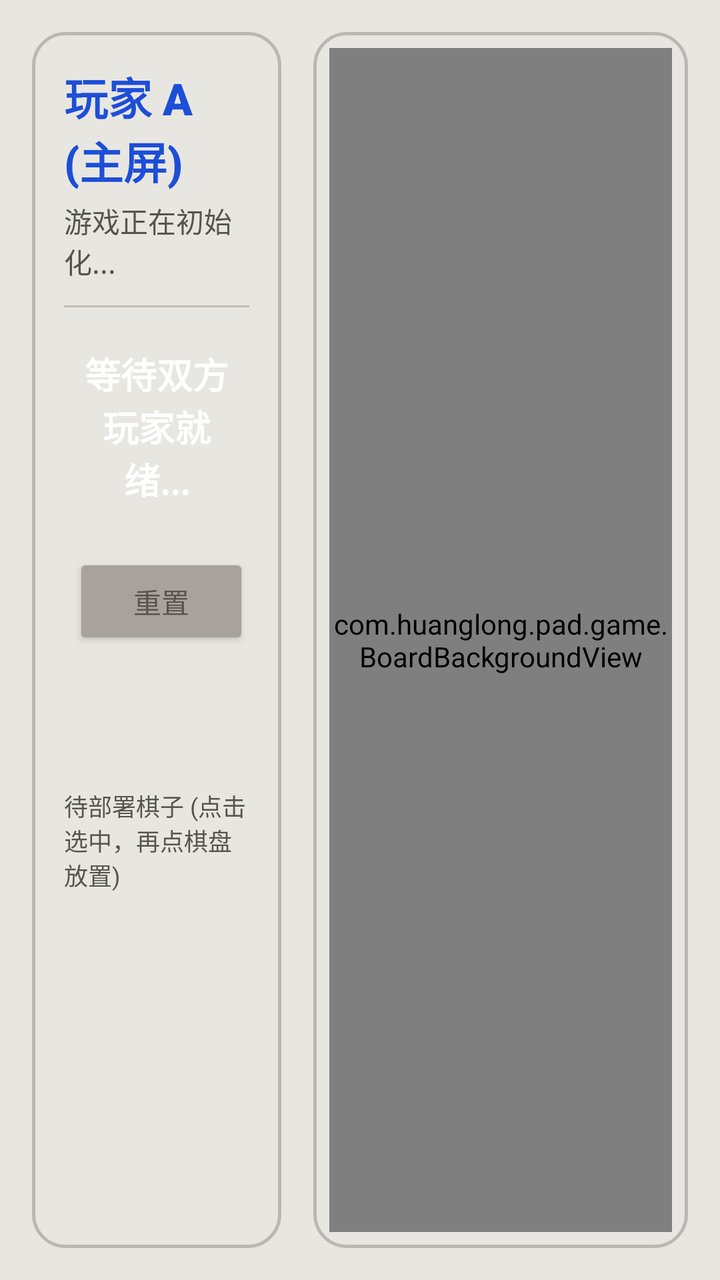
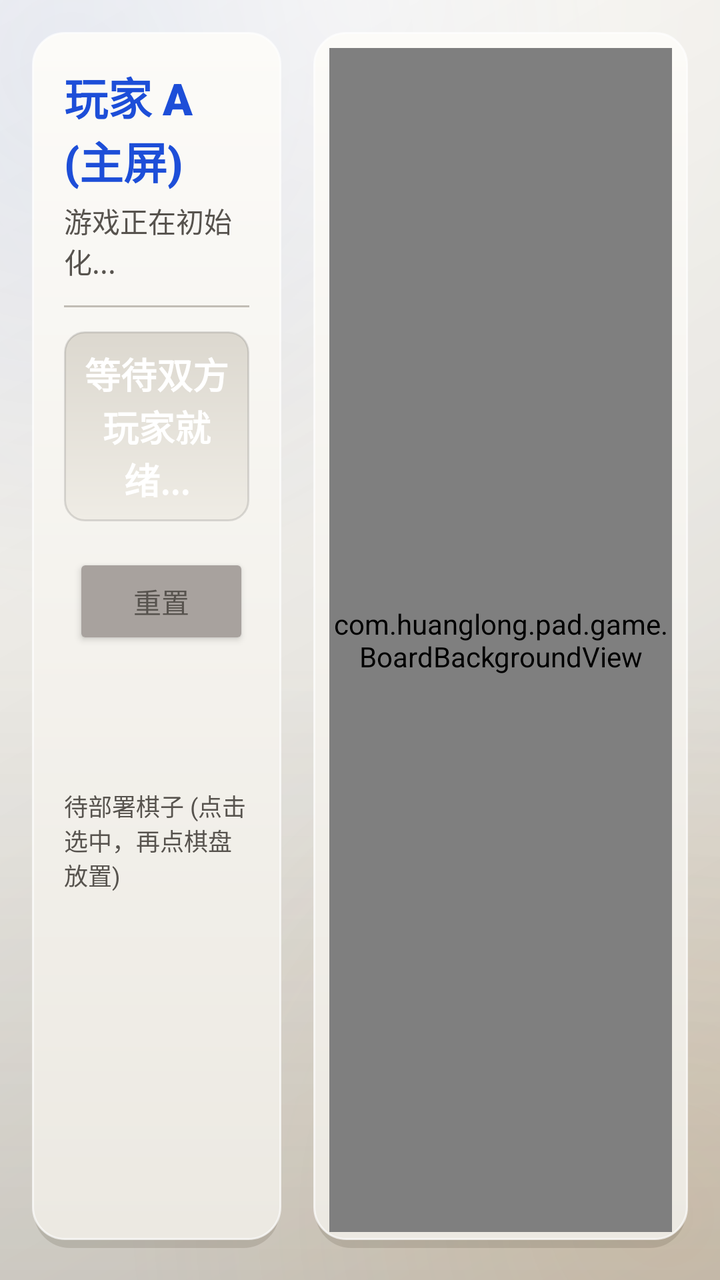

Compare the two renders of this Android layout. The source of the first and the diff that turns it into the second are given below.
<!-- AndroidManifest.xml: application theme Theme.DoubleScreenChess -->
<!-- res/layout/activity_main.xml -->
<?xml version="1.0" encoding="utf-8"?>
<LinearLayout xmlns:android="http://schemas.android.com/apk/res/android"
    android:layout_width="match_parent"
    android:layout_height="match_parent"
    android:orientation="horizontal"
    android:background="@color/bg_dark"
    android:padding="16dp">

    
    <LinearLayout
        android:layout_width="0dp"
        android:layout_height="match_parent"
        android:layout_weight="1"
        android:orientation="vertical"
        android:background="@drawable/glass_panel_bg"
        android:padding="16dp"
        android:layout_marginEnd="16dp">

        
        <TextView
            android:id="@+id/tv_role_title"
            android:layout_width="wrap_content"
            android:layout_height="wrap_content"
            android:text="@string/player_a_title"
            android:textColor="@color/color_a"
            android:textSize="22sp"
            android:fontFamily="sans-serif-black"
            android:textStyle="bold" />

        <TextView
            android:id="@+id/tv_status_text"
            android:layout_width="wrap_content"
            android:layout_height="wrap_content"
            android:layout_marginTop="4dp"
            android:text="游戏正在初始化..."
            android:textColor="@color/text_secondary"
            android:textSize="14sp" />

        <View
            android:layout_width="match_parent"
            android:layout_height="1dp"
            android:layout_marginTop="12dp"
            android:layout_marginBottom="12dp"
            android:background="@color/border_color" />

        
        <TextView
            android:id="@+id/tv_turn_indicator"
            android:layout_width="match_parent"
            android:layout_height="wrap_content"
            android:text="等待双方玩家就绪..."
            android:textColor="@color/white"
            android:textSize="18sp"
            android:textStyle="bold"
            android:gravity="center"
            android:layout_marginBottom="16dp"
            android:padding="8dp"
            android:background="@color/bg_dark" />

        
        <LinearLayout
            android:layout_width="match_parent"
            android:layout_height="wrap_content"
            android:orientation="horizontal"
            android:layout_marginBottom="16dp">

            <Button
                android:id="@+id/btn_auto_layout"
                android:layout_width="0dp"
                android:layout_height="wrap_content"
                android:layout_weight="1"
                android:text="@string/auto_layout_btn_text"
                android:backgroundTint="@color/cell_railway"
                android:textColor="@color/white" />

            <Button
                android:id="@+id/btn_ready"
                android:layout_width="0dp"
                android:layout_height="wrap_content"
                android:layout_weight="1.2"
                android:text="@string/ready_btn_text"
                android:backgroundTint="@color/color_a"
                android:textColor="@color/black" />

            <Button
                android:id="@+id/btn_reset"
                android:layout_width="wrap_content"
                android:layout_height="wrap_content"
                android:text="@string/reset_btn_text"
                android:backgroundTint="@color/cell_hq"
                android:textColor="@color/text_secondary" />
        </LinearLayout>

        
        <TextView
            android:layout_width="wrap_content"
            android:layout_height="wrap_content"
            android:text="待部署棋子 (点击选中，再点棋盘放置)"
            android:textColor="@color/text_secondary"
            android:textSize="12sp"
            android:layout_marginBottom="8dp" />

        <androidx.recyclerview.widget.RecyclerView
            android:id="@+id/rv_piece_tray"
            android:layout_width="match_parent"
            android:layout_height="0dp"
            android:layout_weight="1"
            android:scrollbars="vertical" />
    </LinearLayout>

    
    <FrameLayout
        android:layout_width="0dp"
        android:layout_height="match_parent"
        android:layout_weight="1.5"
        android:background="@drawable/glass_panel_bg"
        android:padding="8dp">

        <FrameLayout
            android:id="@+id/board_layout_wrapper"
            android:layout_width="match_parent"
            android:layout_height="match_parent"
            android:layout_gravity="center">

            
            <com.huanglong.pad.game.BoardBackgroundView
                android:id="@+id/board_background_view"
                android:layout_width="match_parent"
                android:layout_height="match_parent" />

            
            <GridLayout
                android:id="@+id/board_grid_layout"
                android:layout_width="match_parent"
                android:layout_height="match_parent"
                android:rowCount="12"
                android:columnCount="5"
                android:orientation="horizontal" />
        </FrameLayout>
    </FrameLayout>
</LinearLayout>
<!-- resources referenced by this layout -->
<resources>
  <color name="bg_dark">#E8E6E1</color>
  <color name="black">#000000</color>
  <color name="cell_hq">#A8A29E</color>
  <color name="cell_railway">#8A8276</color>
  <color name="color_a">#1D4ED8</color>
  <color name="white">#FFFFFF</color>
  <!-- drawable glass_panel_bg (drawable) -->
  <?xml version="1.0" encoding="utf-8"?>
  <shape xmlns:android="http://schemas.android.com/apk/res/android">
      <solid android:color="#F2E8E6E1"/>
      <corners android:radius="16dp"/>
      <stroke android:width="1.5dp" android:color="#33000000"/>
  </shape>
  <string name="reset_btn_text">重置</string>
  <color name="color_a_glow">#60A5FA</color>
  <color name="color_b">#D97706</color>
  <color name="color_b_glow">#FBBF24</color>
  <!-- unchanged entries left out for length: 6 -->
</resources>

<!-- the commit's change to res/layout/activity_main.xml (unified diff, before → after) -->
@@ -3,7 +3,7 @@
     android:layout_width="match_parent"
     android:layout_height="match_parent"
     android:orientation="horizontal"
-    android:background="@color/bg_dark"
+    android:background="@drawable/app_window_bg"
     android:padding="16dp">
 
     
@@ -55,7 +55,7 @@
             android:gravity="center"
             android:layout_marginBottom="16dp"
             android:padding="8dp"
-            android:background="@color/bg_dark" />
+            android:background="@drawable/turn_indicator_bg" />
 
         
         <LinearLayout
@@ -93,6 +93,7 @@
 
         
         <TextView
+            android:id="@+id/tv_tray_label"
             android:layout_width="wrap_content"
             android:layout_height="wrap_content"
             android:text="待部署棋子 (点击选中，再点棋盘放置)"
@@ -106,6 +107,38 @@
             android:layout_height="0dp"
             android:layout_weight="1"
             android:scrollbars="vertical" />
+
+        
+        <ScrollView
+            android:id="@+id/sv_rules"
+            android:layout_width="match_parent"
+            android:layout_height="0dp"
+            android:layout_weight="1"
+            android:visibility="gone">
+
+            <LinearLayout
+                android:layout_width="match_parent"
+                android:layout_height="wrap_content"
+                android:orientation="vertical">
+
+                <TextView
+                    android:layout_width="wrap_content"
+                    android:layout_height="wrap_content"
+                    android:text="@string/rules_title"
+                    android:textColor="@color/text_primary"
+                    android:textSize="15sp"
+                    android:textStyle="bold"
+                    android:layout_marginBottom="8dp" />
+
+                <TextView
+                    android:layout_width="match_parent"
+                    android:layout_height="wrap_content"
+                    android:text="@string/game_rules_text"
+                    android:textColor="@color/text_secondary"
+                    android:textSize="13sp"
+                    android:lineSpacingExtra="3dp" />
+            </LinearLayout>
+        </ScrollView>
     </LinearLayout>
 
     
<!-- resource entries referenced after the edit -->
@@ -5,15 +5,109 @@
   <color name="cell_hq">#A8A29E</color>
   <color name="cell_railway">#8A8276</color>
   <color name="color_a">#1D4ED8</color>
+  <color name="text_primary">#292524</color>
   <color name="white">#FFFFFF</color>
+  <!-- drawable app_window_bg (drawable) -->
+  <?xml version="1.0" encoding="utf-8"?>
+  <layer-list xmlns:android="http://schemas.android.com/apk/res/android">
+  
+      
+      <item>
+          <shape android:shape="rectangle">
+              <gradient
+                  android:angle="315"
+                  android:startColor="#F8F6F1"
+                  android:centerColor="#E8E6E1"
+                  android:endColor="#D5D1C8" />
+          </shape>
+      </item>
+  
+      
+      <item>
+          <shape android:shape="rectangle">
+              <gradient
+                  android:type="radial"
+                  android:centerX="0.1"
+                  android:centerY="0.05"
+                  android:gradientRadius="75%p"
+                  android:startColor="#1A1D4ED8"
+                  android:endColor="#001D4ED8" />
+          </shape>
+      </item>
+      <item>
+          <shape android:shape="rectangle">
+              <gradient
+                  android:type="radial"
+                  android:centerX="0.92"
+                  android:centerY="0.95"
+                  android:gradientRadius="75%p"
+                  android:startColor="#1AD97706"
+                  android:endColor="#00D97706" />
+          </shape>
+      </item>
+  
+      
+      <item>
+          <shape android:shape="rectangle">
+              <gradient
+                  android:type="radial"
+                  android:centerX="0.5"
+                  android:centerY="0"
+                  android:gradientRadius="110%p"
+                  android:startColor="#80FFFFFF"
+                  android:centerColor="#26FFFFFF"
+                  android:endColor="#00FFFFFF" />
+          </shape>
+      </item>
+  
+      
+      <item>
+          <shape android:shape="rectangle">
+              <gradient
+                  android:angle="90"
+                  android:startColor="#1F4A4337"
+                  android:centerColor="#00000000"
+                  android:endColor="#00000000" />
+          </shape>
+      </item>
+  </layer-list>
   <!-- drawable glass_panel_bg (drawable) -->
   <?xml version="1.0" encoding="utf-8"?>
+  <layer-list xmlns:android="http://schemas.android.com/apk/res/android">
+  
+      
+      <item android:top="4dp" android:left="1dp" android:right="1dp">
+          <shape android:shape="rectangle">
+              <solid android:color="#2E55493A" />
+              <corners android:radius="18dp" />
+          </shape>
+      </item>
+  
+      
+      <item android:bottom="4dp">
+          <shape android:shape="rectangle">
+              <gradient
+                  android:angle="270"
+                  android:startColor="#FCFBF8"
+                  android:endColor="#ECE9E2" />
+              <corners android:radius="16dp" />
+              <stroke android:width="1dp" android:color="#B3FFFFFF" />
+          </shape>
+      </item>
+  </layer-list>
+  <!-- drawable turn_indicator_bg (drawable) -->
+  <?xml version="1.0" encoding="utf-8"?>
   <shape xmlns:android="http://schemas.android.com/apk/res/android">
-      <solid android:color="#F2E8E6E1"/>
-      <corners android:radius="16dp"/>
-      <stroke android:width="1.5dp" android:color="#33000000"/>
+      <gradient
+          android:angle="270"
+          android:startColor="#DCD8CF"
+          android:endColor="#EFECE5" />
+      <corners android:radius="10dp" />
+      <stroke android:width="1dp" android:color="#1F000000" />
   </shape>
+  <string name="game_rules_text">🎯 获胜目标\n夺取对方军旗，或令对方无棋可走。\n\n⚔️ 棋子大小\n司令＞军长＞师长＞旅长＞团长＞营长＞连长＞排长＞工兵；同级相碰同归于尽。\n\n💣 炸弹\n与任何棋子相碰均同归于尽。\n\n💥 地雷\n不能移动；非工兵碰雷阵亡（地雷保留），工兵可排雷，炸弹碰雷同归于尽。\n\n🛤 铁路与公路\n铁路上可直线行进任意格（途中不可有子阻挡），工兵在铁路上可拐弯；公路一次只能走一格。\n\n⛰ 界河与山界\n仅左、中、右三条铁路通道可直线过河，山界不可通行。\n\n⛺ 行营\n米字斜线交叉点；营内棋子不可被攻击，营内有子时不可进入。\n\n🏠 大本营\n棋子进入大本营后不可再移动。\n\n🕵 全程暗棋\n碰子不亮明身份，胜负当场裁决；司令阵亡后其军旗强制亮明。\n\n🔄 重置\n需双方各自点击「重置」确认后才会重开棋局。</string>
   <string name="reset_btn_text">重置</string>
+  <string name="rules_title">📖 游戏规则速查</string>
   <color name="color_a_glow">#60A5FA</color>
   <color name="color_b">#D97706</color>
   <color name="color_b_glow">#FBBF24</color>
